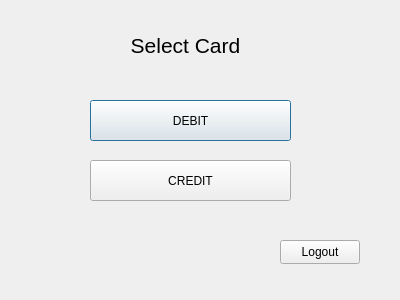
Old version of the form bank-automat/accountselect.ui in the repository sannatikk/ATM_simulator_app.
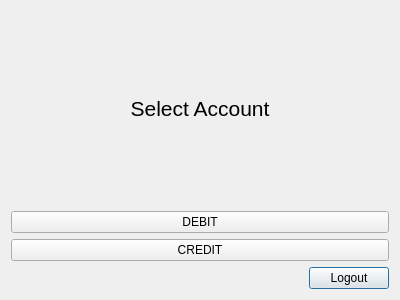
New version of the form.

```diff
--- a/bank-automat/accountselect.ui
+++ b/bank-automat/accountselect.ui
@@ -13,66 +13,75 @@
   <property name="windowTitle">
    <string>Dialog</string>
   </property>
-  <widget class="QPushButton" name="btnDebit">
-   <property name="geometry">
-    <rect>
-     <x>90</x>
-     <y>100</y>
-     <width>201</width>
-     <height>41</height>
-    </rect>
-   </property>
-   <property name="text">
-    <string>DEBIT</string>
-   </property>
-  </widget>
-  <widget class="QPushButton" name="btnCredit">
-   <property name="geometry">
-    <rect>
-     <x>90</x>
-     <y>160</y>
-     <width>201</width>
-     <height>41</height>
-    </rect>
-   </property>
-   <property name="text">
-    <string>CREDIT</string>
-   </property>
-  </widget>
-  <widget class="QPushButton" name="btnLogout">
-   <property name="geometry">
-    <rect>
-     <x>280</x>
-     <y>240</y>
-     <width>80</width>
-     <height>24</height>
-    </rect>
-   </property>
-   <property name="text">
-    <string>Logout</string>
-   </property>
-  </widget>
-  <widget class="QLabel" name="label">
-   <property name="geometry">
-    <rect>
-     <x>120</x>
-     <y>30</y>
-     <width>131</width>
-     <height>31</height>
-    </rect>
-   </property>
-   <property name="font">
-    <font>
-     <pointsize>16</pointsize>
-    </font>
-   </property>
-   <property name="text">
-    <string>Select Card</string>
-   </property>
-   <property name="alignment">
-    <set>Qt::AlignCenter</set>
-   </property>
-  </widget>
+  <layout class="QVBoxLayout" name="verticalLayout_3">
+   <item>
+    <layout class="QVBoxLayout" name="verticalLayout_2" stretch="4,1">
+     <item>
+      <layout class="QVBoxLayout" name="verticalLayout" stretch="0,6,6">
+       <item>
+        <widget class="QLabel" name="label">
+         <property name="font">
+          <font>
+           <pointsize>16</pointsize>
+          </font>
+         </property>
+         <property name="text">
+          <string>Select Account</string>
+         </property>
+         <property name="alignment">
+          <set>Qt::AlignCenter</set>
+         </property>
+        </widget>
+       </item>
+       <item>
+        <widget class="QPushButton" name="btnDebit">
+         <property name="text">
+          <string>DEBIT</string>
+         </property>
+         <property name="autoDefault">
+          <bool>false</bool>
+         </property>
+        </widget>
+       </item>
+       <item>
+        <widget class="QPushButton" name="btnCredit">
+         <property name="text">
+          <string>CREDIT</string>
+         </property>
+         <property name="autoDefault">
+          <bool>false</bool>
+         </property>
+        </widget>
+       </item>
+      </layout>
+     </item>
+     <item>
+      <layout class="QHBoxLayout" name="horizontalLayout">
+       <item>
+        <spacer name="horizontalSpacer">
+         <property name="orientation">
+          <enum>Qt::Horizontal</enum>
+         </property>
+         <property name="sizeHint" stdset="0">
+          <size>
+           <width>40</width>
+           <height>20</height>
+          </size>
+         </property>
+        </spacer>
+       </item>
+       <item>
+        <widget class="QPushButton" name="btnLogout">
+         <property name="text">
+          <string>Logout</string>
+         </property>
+        </widget>
+       </item>
+      </layout>
+     </item>
+    </layout>
+   </item>
+  </layout>
  </widget>
  <resources/>
  <connections/>
```
